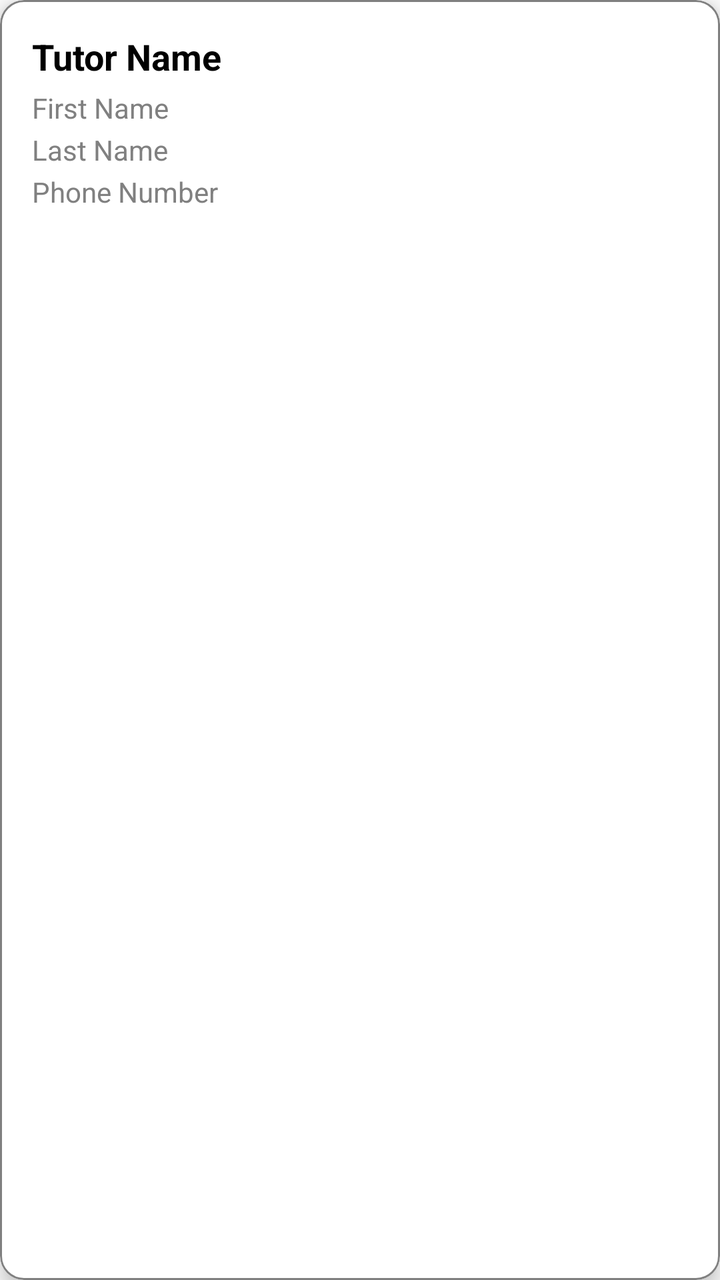
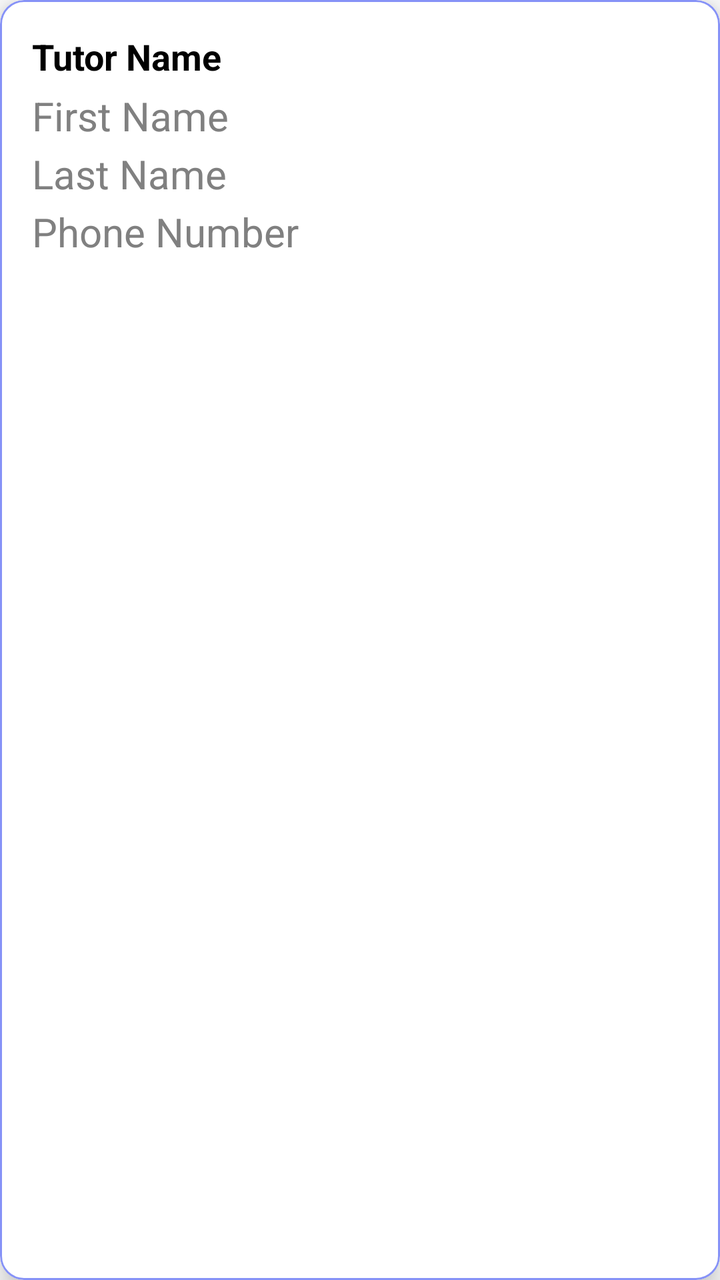

Compare the two renders of this Android layout. The source of the first and the diff that turns it into the second are given below.
<!-- AndroidManifest.xml: application theme Theme.CC -->
<!-- res/layout/item_tutor_profile.xml -->
<?xml version="1.0" encoding="utf-8"?>
<com.google.android.material.card.MaterialCardView
    xmlns:android="http://schemas.android.com/apk/res/android"
    xmlns:app="http://schemas.android.com/apk/res-auto"
    android:layout_width="match_parent"
    android:layout_height="wrap_content"
    android:layout_margin="8dp"
    android:layout_marginBottom="12dp"
    android:backgroundTint="@color/white"
    app:cardCornerRadius="12dp"
    app:cardElevation="6dp"
    app:strokeColor="@color/grey"
    app:strokeWidth="1dp">

    <LinearLayout
        android:layout_width="match_parent"
        android:layout_height="wrap_content"
        android:orientation="vertical"
        android:padding="16dp">

        <TextView
            android:id="@+id/nameTextView"
            android:layout_width="wrap_content"
            android:layout_height="wrap_content"
            android:text="Tutor Name"
            android:textStyle="bold"
            android:textSize="18sp"
            android:textColor="@color/black" />

        <TextView
            android:id="@+id/firstNameTextView"
            android:layout_width="wrap_content"
            android:layout_height="wrap_content"
            android:text="First Name"
            android:textSize="14sp"
            android:textColor="@color/grey"
            android:layout_marginTop="4dp" />

        <TextView
            android:id="@+id/lastNameTextView"
            android:layout_width="wrap_content"
            android:layout_height="wrap_content"
            android:text="Last Name"
            android:textSize="14sp"
            android:textColor="@color/grey"
            android:layout_marginTop="2dp" />

        <TextView
            android:id="@+id/phoneNumberTextView"
            android:layout_width="wrap_content"
            android:layout_height="wrap_content"
            android:text="Phone Number"
            android:textSize="14sp"
            android:textColor="@color/grey"
            android:layout_marginTop="2dp" />

    </LinearLayout>
</com.google.android.material.card.MaterialCardView>
<!-- resources referenced by this layout -->
<resources>
  <color name="black">#FF000000</color>
  <color name="grey">#808080</color>
  <color name="white">#FFFFFFFF</color>
  <style name="Theme.CC" parent="Base.Theme.CC" />
  <style name="Base.Theme.CC" parent="Theme.MaterialComponents.DayNight.NoActionBar">
          
          <item name="colorPrimary">@color/lavender</item>
          <item name="colorPrimaryVariant">@color/lavender</item>
          <item name="colorOnPrimary">@color/white</item>
          
          <item name="colorSecondary">@color/teal_200</item>
          <item name="colorSecondaryVariant">@color/teal_700</item>
          <item name="colorOnSecondary">@color/black</item>
          
          <item name="android:statusBarColor">?attr/colorPrimaryVariant</item>
          
          
      </style>
  <color name="lavender">#8692f7</color>
  <color name="teal_200">#FF03DAC5</color>
  <color name="teal_700">#FF018786</color>
</resources>

<!-- the commit's change to res/layout/item_tutor_profile.xml (unified diff, before → after) -->
@@ -8,8 +8,8 @@
     android:layout_marginBottom="12dp"
     android:backgroundTint="@color/white"
     app:cardCornerRadius="12dp"
-    app:cardElevation="6dp"
-    app:strokeColor="@color/grey"
+    app:cardElevation="8dp"
+    app:strokeColor="@color/lavender"
     app:strokeWidth="1dp">
 
     <LinearLayout
@@ -32,7 +32,7 @@
             android:layout_width="wrap_content"
             android:layout_height="wrap_content"
             android:text="First Name"
-            android:textSize="14sp"
+            android:textSize="20sp"
             android:textColor="@color/grey"
             android:layout_marginTop="4dp" />
 
@@ -41,7 +41,7 @@
             android:layout_width="wrap_content"
             android:layout_height="wrap_content"
             android:text="Last Name"
-            android:textSize="14sp"
+            android:textSize="20sp"
             android:textColor="@color/grey"
             android:layout_marginTop="2dp" />
 
@@ -50,7 +50,7 @@
             android:layout_width="wrap_content"
             android:layout_height="wrap_content"
             android:text="Phone Number"
-            android:textSize="14sp"
+            android:textSize="20sp"
             android:textColor="@color/grey"
             android:layout_marginTop="2dp" />
 
